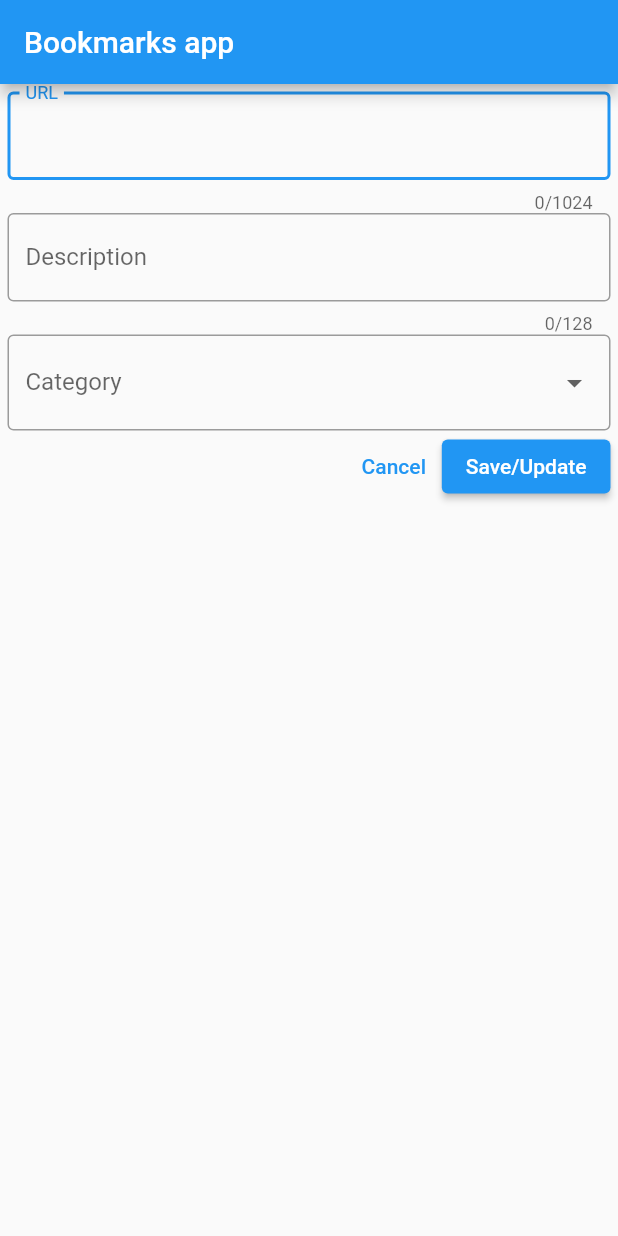
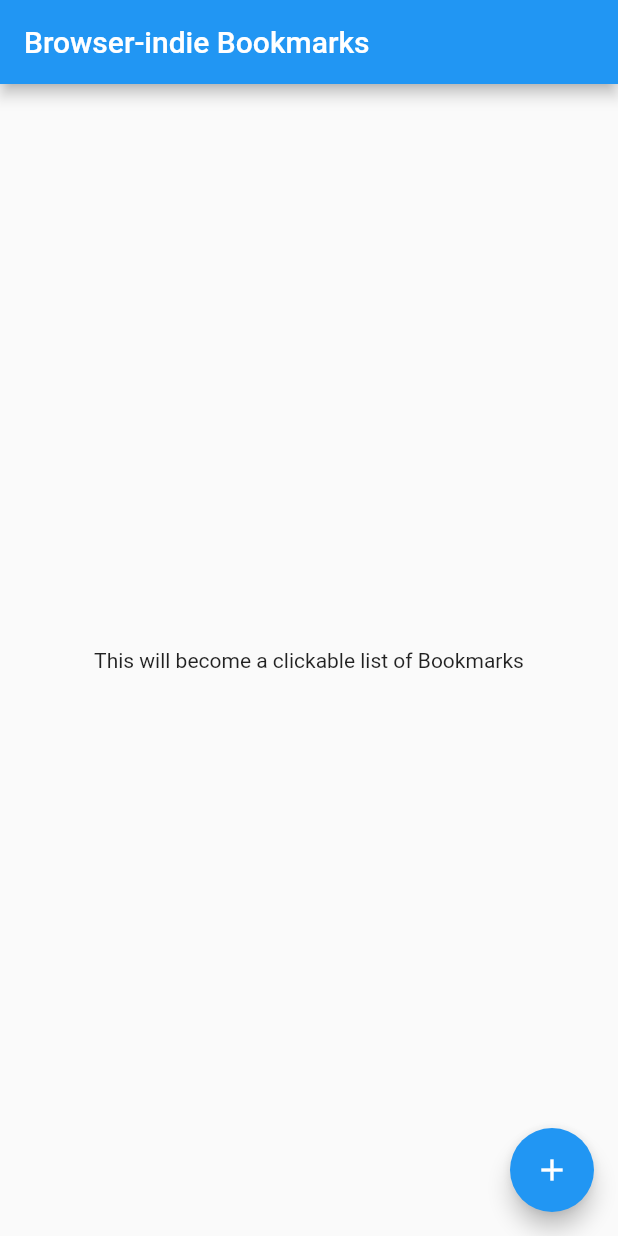
Before and after one commit to IanDarwin/bookmarks-flutter, a Flutter app: the screen it shows after launch, on a phone screen of 412 x 824 dp. Run offline on Flutter 3.47's test engine with Material 2 defaults, Android fonts, the phone set to English and light mode, and no system bars; missing offline and left inert: receive_sharing_intent.

Commit message:
Sketch List. 1 MaterialApp/app. Validate form submit.

```diff
--- a/lib/edit_page.dart
+++ b/lib/edit_page.dart
@@ -54,15 +54,13 @@ class EditPageState extends State<EditPage> {
   Widget build(BuildContext context) {
     var urlController = TextEditingController(text: _bookmark.url);
     var titleController = TextEditingController(text: _bookmark.text);
-    String categoryText = "";
 
-    return MaterialApp(
-      home: Scaffold(
+    return Scaffold(
         appBar: AppBar(
           title: const Text('Bookmarks app'),
         ),
         body: Padding(
-        padding: const EdgeInsets.all(5),
+        padding: const EdgeInsets.all(10),
         child: Form(
           key: _formKey,
           child: Column(
@@ -119,14 +117,17 @@ class EditPageState extends State<EditPage> {
                 ElevatedButton(
                     child: const Text("Save/Update"),
                     onPressed: () {
-                      debugPrint("Save/Update($_bookmark)");
+                      if (_formKey.currentState!.validate()) {
+                        debugPrint("Save/Update($_bookmark)");
+                      } else {
+                        FocusScope.of(context).requestFocus(_focusNode);
+                      }
                     }),
               ]),
             ],
           ),
         ),
       ),
-    )
     );
   }
 
--- a/lib/main.dart
+++ b/lib/main.dart
@@ -4,4 +4,47 @@ import 'edit_page.dart';
 
 /// This version of the app only provides an Edit/View page.
 /// The next version will likely have a ListView here.
-void main() => runApp(const EditPage());
+void main() => runApp(
+    MaterialApp(home: const ListPage(title: "Browser-indie Bookmarks")));
+
+/// A ListView-based StatefulWidget here,
+/// with the FAB set to + to open an EditPage.
+// XXX NB Move the Intent registration stuff here, and
+// launch an EditPage as needed.
+class ListPage extends StatefulWidget {
+  const ListPage({super.key, required this.title});
+  final String title;
+  @override
+  State<ListPage> createState() => _ListPageState();
+}
+
+class _ListPageState extends State<ListPage> {
+
+  @override
+  Widget build(BuildContext context) {
+    debugPrint("In _ListPageState.build()");
+    return MaterialApp(home: Scaffold(
+      appBar: AppBar(
+        title: Text(widget.title),
+      ),
+      body: Center(
+        child: Column(
+          mainAxisAlignment: MainAxisAlignment.center,
+          children: const <Widget>[
+            Text(
+              'This will become a clickable list of Bookmarks',
+            ),
+          ],
+        ),
+      ),
+      floatingActionButton: FloatingActionButton(
+        onPressed: () =>
+            Navigator.of(context).push(MaterialPageRoute(
+                builder: (context) => (const EditPage()))),
+        tooltip: 'Add bookmark',
+        child: const Icon(Icons.add),
+      ),
+    ),
+    );
+  }
+}
```
